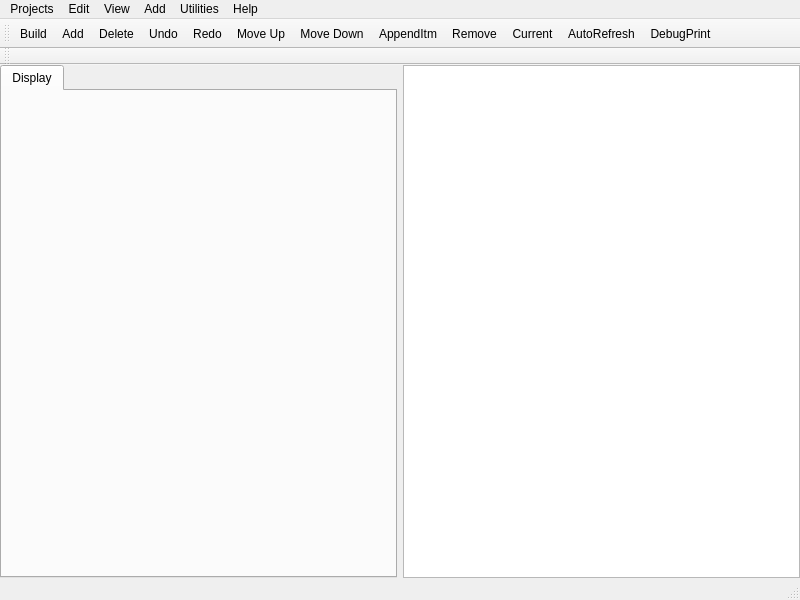
Above: lib/python/qtvcp/lib/native_cam/ncam.ui from LinuxCNC/linuxcnc before the change. Below: the same form after it.
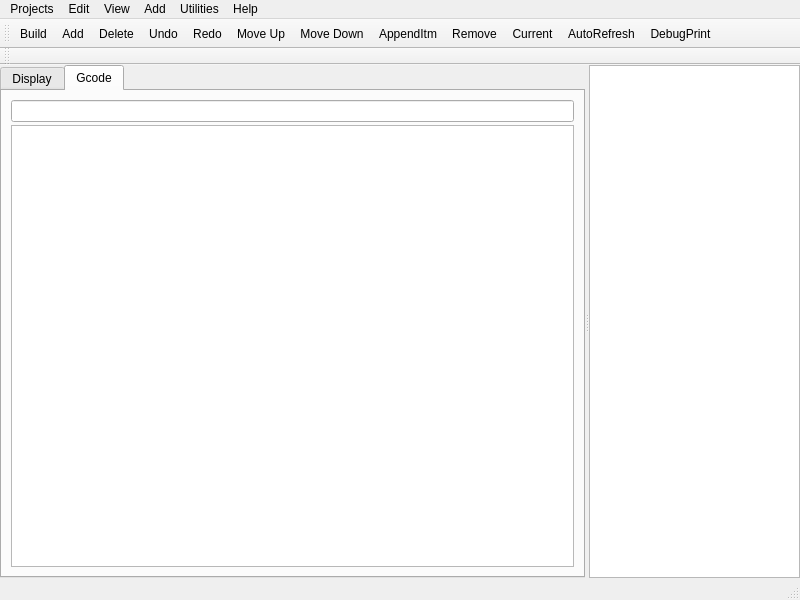
That is the form after the change. The open tabs and pages were chosen to show the change.

Commit message: ncam -add splitter and gcode display

```diff
--- a/lib/python/qtvcp/lib/native_cam/ncam.ui
+++ b/lib/python/qtvcp/lib/native_cam/ncam.ui
@@ -14,7 +14,10 @@
    <string>MainWindow</string>
   </property>
   <widget class="QWidget" name="centralwidget">
-   <layout class="QHBoxLayout" name="horizontalLayout">
+   <layout class="QVBoxLayout" name="verticalLayout_3">
+    <property name="spacing">
+     <number>3</number>
+    </property>
     <property name="leftMargin">
      <number>0</number>
     </property>
@@ -27,6 +30,13 @@
     <property name="bottomMargin">
      <number>0</number>
     </property>
+    <item>
+     <widget class="QSplitter" name="splitter">
+      <property name="orientation">
+       <enum>Qt::Horizontal</enum>
+      </property>
+      <widget class="QWidget" name="verticalLayoutWidget_2">
+       <layout class="QHBoxLayout" name="horizontalLayout_2">
     <item>
      <widget class="QTabWidget" name="tabWidget">
       <property name="currentIndex">
@@ -38,8 +48,32 @@
        </attribute>
        <layout class="QVBoxLayout" name="displayLayout"/>
       </widget>
-     </widget>
-    </item>
+          <widget class="QWidget" name="tab_2">
+           <attribute name="title">
+            <string>Gcode</string>
+           </attribute>
+           <layout class="QVBoxLayout" name="verticalLayout_2">
+            <item>
+             <layout class="QVBoxLayout" name="verticalLayout">
+              <property name="spacing">
+               <number>3</number>
+              </property>
+              <item>
+               <widget class="QLineEdit" name="lineEditGCodeLabel"/>
+              </item>
+              <item>
+               <widget class="QTextEdit" name="textEditGCode"/>
+              </item>
+             </layout>
+            </item>
+           </layout>
+          </widget>
+         </widget>
+        </item>
+       </layout>
+      </widget>
+      <widget class="QWidget" name="horizontalLayoutWidget_2">
+       <layout class="QHBoxLayout" name="horizontalLayout">
     <item>
      <widget class="QStackedWidget" name="stackedWidget">
       <property name="currentIndex">
@@ -121,6 +155,10 @@
             <property name="bottomMargin">
              <number>0</number>
             </property>
+               </layout>
+              </widget>
+             </widget>
+            </item>
            </layout>
           </widget>
          </widget>
```
Lines whose indentation alone changed are shown as unchanged.
